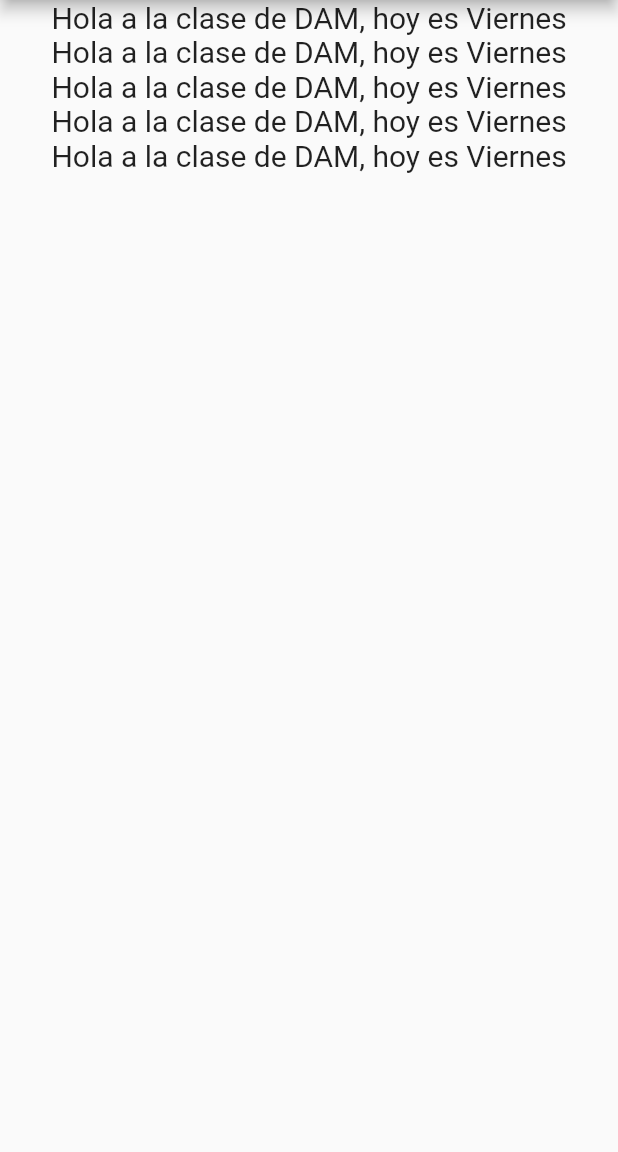
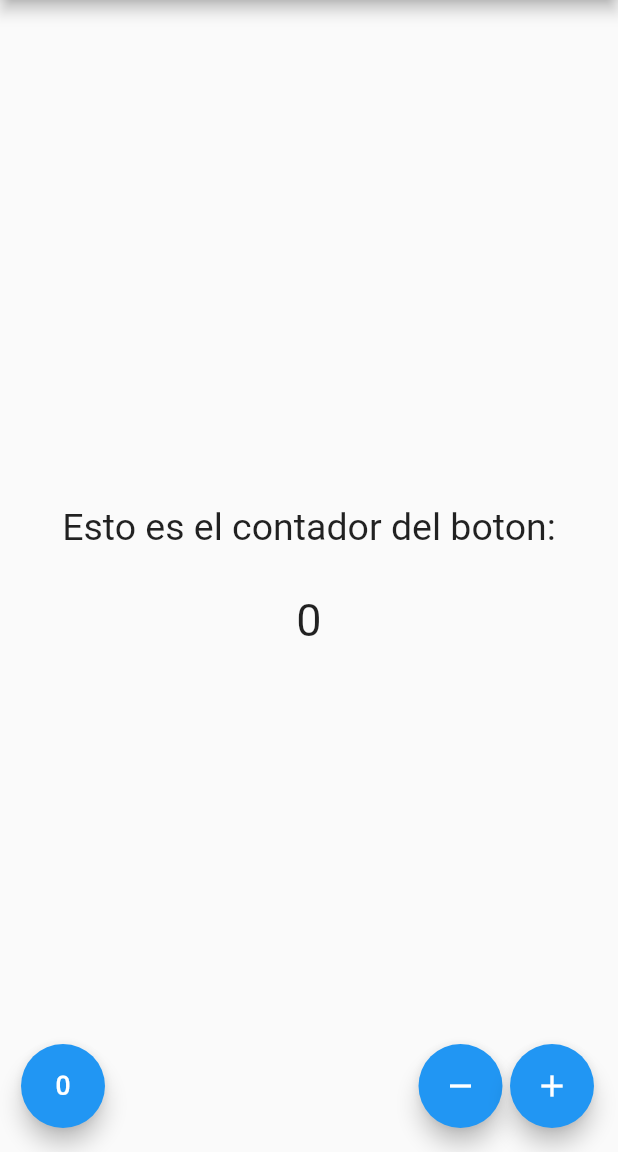
Before and after one commit to arodriguezgim/Flutter, a Flutter app: the screen it shows after launch, on a phone screen of 412 x 824 dp, the part 84-1236 px from its top. Run offline on Flutter 3.47's test engine with Material 2 defaults, Android fonts, the phone set to English and light mode, and no system bars.

Commit message:
App finalizada

```diff
--- a/primer_flutter/lib/src/app.dart
+++ b/primer_flutter/lib/src/app.dart
@@ -1,6 +1,13 @@
 import 'package:flutter/material.dart';
 
-class MyApp extends StatelessWidget {
+class MyApp extends StatefulWidget {
+  @override
+  _MyAppState createState() => _MyAppState();
+}
+
+class _MyAppState extends State<MyApp> {
+  int contador = 0;
+
   @override
   Widget build(BuildContext context) {
     return MaterialApp(
@@ -11,30 +18,70 @@ class MyApp extends StatelessWidget {
             ),
             body: Center(
               child: Column(
+                mainAxisAlignment: MainAxisAlignment.center,
                 children: [
                   Text(
-              'Hola a la clase de DAM, hoy es Viernes',
-              style: TextStyle(fontSize: 20.0),
+                    'Esto es el contador del boton:',
+                    style: TextStyle(fontSize: 25.0),
+                  ),
+                  SizedBox(
+                    height: 30.0,
                   ),
                   Text(
-              'Hola a la clase de DAM, hoy es Viernes',
-              style: TextStyle(fontSize: 20.0),
-            ),
-            Text(
-              'Hola a la clase de DAM, hoy es Viernes',
-              style: TextStyle(fontSize: 20.0),
-            ),
-            Text(
-              'Hola a la clase de DAM, hoy es Viernes',
-              style: TextStyle(fontSize: 20.0),
-            ),
-            Text(
-              'Hola a la clase de DAM, hoy es Viernes',
-              style: TextStyle(fontSize: 20.0),
+                    contador.toString(),
+                    style: TextStyle(fontSize: 30.0),
                   ),
                 ],
               ),
             ),
-    ));
+            floatingActionButton: _botonera()));
+  }
+
+  Widget _botonera() {
+    return Row(
+      mainAxisAlignment: MainAxisAlignment.end,
+      children: [
+        SizedBox(
+          width: 30.0,
+        ),
+        FloatingActionButton(
+            child: Icon(Icons.exposure_zero),
+            onPressed: () {
+              _resetear();
+            }),
+        Expanded(child: SizedBox()),
+        FloatingActionButton(
+            child: Icon(Icons.remove),
+            onPressed: () {
+              _disminuir();
+            }),
+        SizedBox(
+          width: 5.0,
+        ),
+        FloatingActionButton(
+            child: Icon(Icons.add),
+            onPressed: () {
+              _aumentar();
+            }),
+      ],
+    );
+  }
+
+  void _aumentar() {
+    setState(() {
+      contador++;
+    });
+  }
+
+  void _disminuir() {
+    setState(() {
+      contador--;
+    });
+  }
+
+  void _resetear() {
+    setState(() {
+      contador = 0;
+    });
   }
 }
--- a/primer_flutter/pubspec.yaml
+++ b/primer_flutter/pubspec.yaml
@@ -3,7 +3,7 @@ description: A new Flutter project.
 
 # The following line prevents the package from being accidentally published to
 # pub.dev using `pub publish`. This is preferred for private packages.
-publish_to: 'none' # Remove this line if you wish to publish to pub.dev
+publish_to: "none" # Remove this line if you wish to publish to pub.dev
 
 # The following defines the version and build number for your application.
 # A version number is three numbers separated by dots, like 1.2.43
@@ -24,7 +24,6 @@ dependencies:
   flutter:
     sdk: flutter
 
-
   # The following adds the Cupertino Icons font to your application.
   # Use with the CupertinoIcons class for iOS style icons.
   cupertino_icons: ^1.0.0
@@ -38,7 +37,6 @@ dev_dependencies:
 
 # The following section is specific to Flutter.
 flutter:
-
   # The following line ensures that the Material Icons font is
   # included with your application, so that you can use the icons in
   # the material Icons class.
```
Lines whose indentation alone changed are shown as unchanged.
